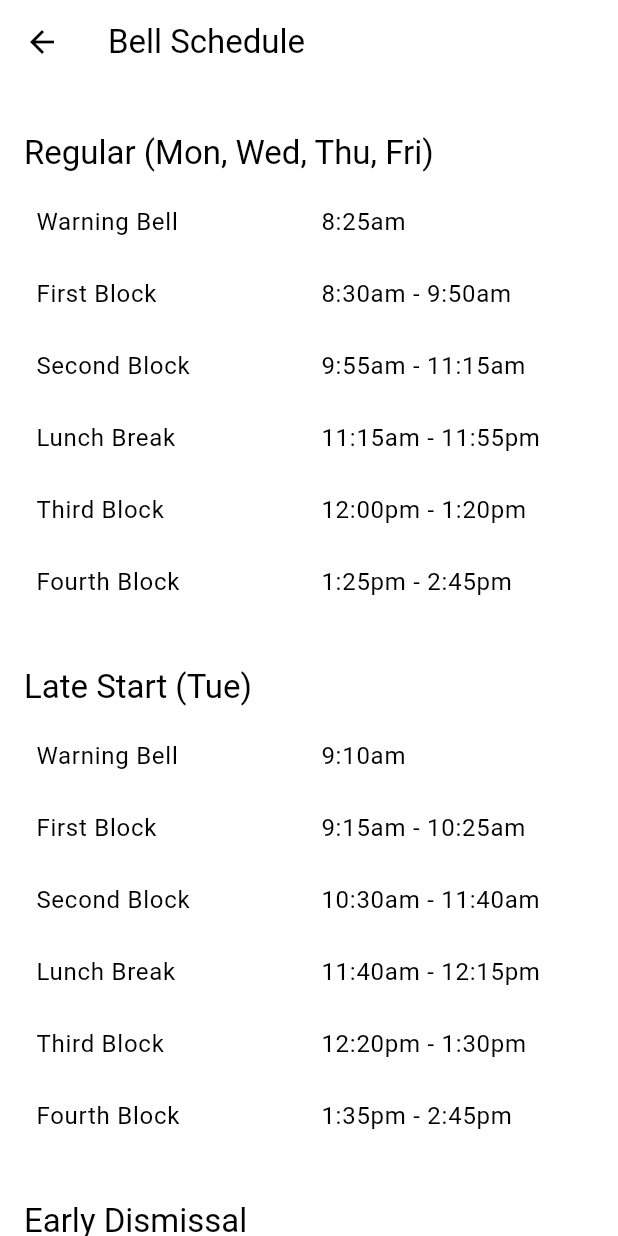
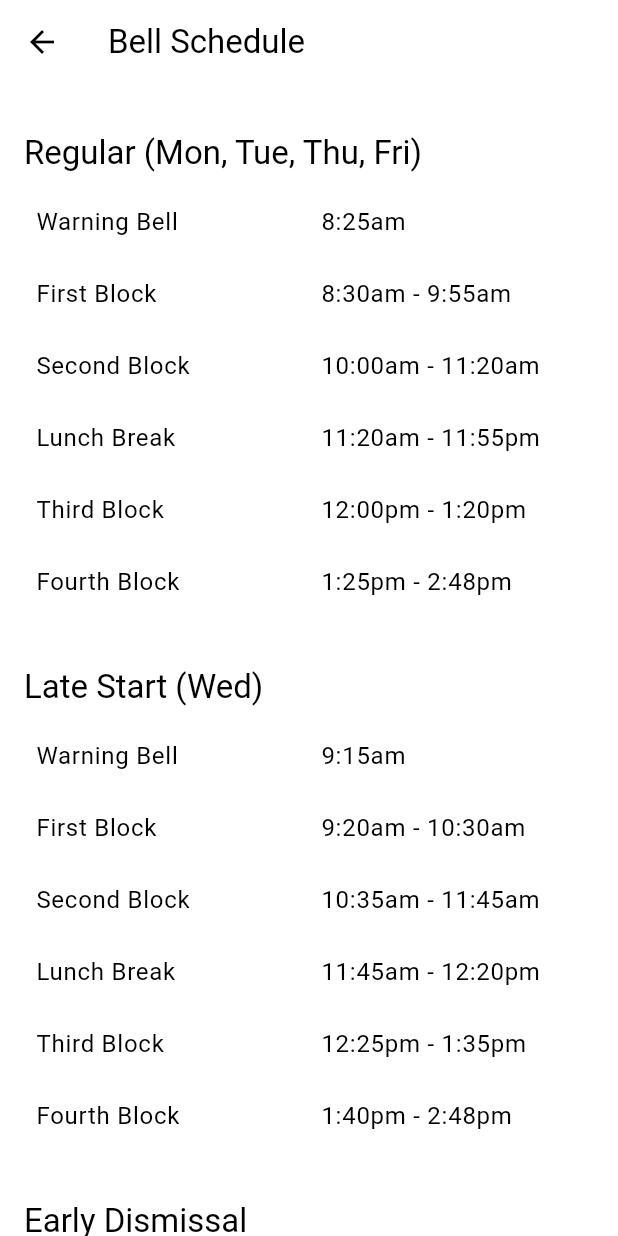
Before and after one commit to ChakornK/jh-eagles, a Flutter app: the screen it shows after launch, after a tap on "Bell Schedule", on a phone screen of 412 x 824 dp. Run offline on Flutter 3.47's test engine with Material 3 defaults, Android fonts, the phone set to English and light mode, and no system bars; drawn by our look-alikes of dynamic_color; our stand-ins replace cached_network_image, connectivity_plus, flutter_widget_from_html_core, jiffy, package_info_plus, shared_preferences and 1 more; missing offline and left inert: easy_image_viewer, flutter_inappwebview; network calls fail.

Commit message:
update bell schedule

```diff
--- a/lib/pages/home.dart
+++ b/lib/pages/home.dart
@@ -484,25 +484,25 @@ MaterialPageRoute bellScheduleScreen() {
               children: [
                 ...[
                   {
-                    "title": "Regular (Mon, Wed, Thu, Fri)",
+                    "title": "Regular (Mon, Tue, Thu, Fri)",
                     "data": [
                       {"key": "Warning Bell", "value": "8:25am"},
-                      {"key": "First Block", "value": "8:30am - 9:50am"},
-                      {"key": "Second Block", "value": "9:55am - 11:15am"},
-                      {"key": "Lunch Break", "value": "11:15am - 11:55pm"},
+                      {"key": "First Block", "value": "8:30am - 9:55am"},
+                      {"key": "Second Block", "value": "10:00am - 11:20am"},
+                      {"key": "Lunch Break", "value": "11:20am - 11:55pm"},
                       {"key": "Third Block", "value": "12:00pm - 1:20pm"},
-                      {"key": "Fourth Block", "value": "1:25pm - 2:45pm"},
+                      {"key": "Fourth Block", "value": "1:25pm - 2:48pm"},
                     ],
                   },
                   {
-                    "title": "Late Start (Tue)",
+                    "title": "Late Start (Wed)",
                     "data": [
-                      {"key": "Warning Bell", "value": "9:10am"},
-                      {"key": "First Block", "value": "9:15am - 10:25am"},
-                      {"key": "Second Block", "value": "10:30am - 11:40am"},
-                      {"key": "Lunch Break", "value": "11:40am - 12:15pm"},
-                      {"key": "Third Block", "value": "12:20pm - 1:30pm"},
-                      {"key": "Fourth Block", "value": "1:35pm - 2:45pm"},
+                      {"key": "Warning Bell", "value": "9:15am"},
+                      {"key": "First Block", "value": "9:20am - 10:30am"},
+                      {"key": "Second Block", "value": "10:35am - 11:45am"},
+                      {"key": "Lunch Break", "value": "11:45am - 12:20pm"},
+                      {"key": "Third Block", "value": "12:25pm - 1:35pm"},
+                      {"key": "Fourth Block", "value": "1:40pm - 2:48pm"},
                     ]
                   },
                   {
@@ -513,7 +513,7 @@ MaterialPageRoute bellScheduleScreen() {
                       {"key": "Second Block", "value": "9:40am - 10:45am"},
                       {"key": "Lunch Break", "value": "10:45am - 11:25pm"},
                       {"key": "Third Block", "value": "11:30pm - 12:35pm"},
-                      {"key": "Fourth Block", "value": "12:40pm - 1:45pm"},
+                      {"key": "Fourth Block", "value": "12:40pm - 1:48pm"},
                     ]
                   },
                   {
```
